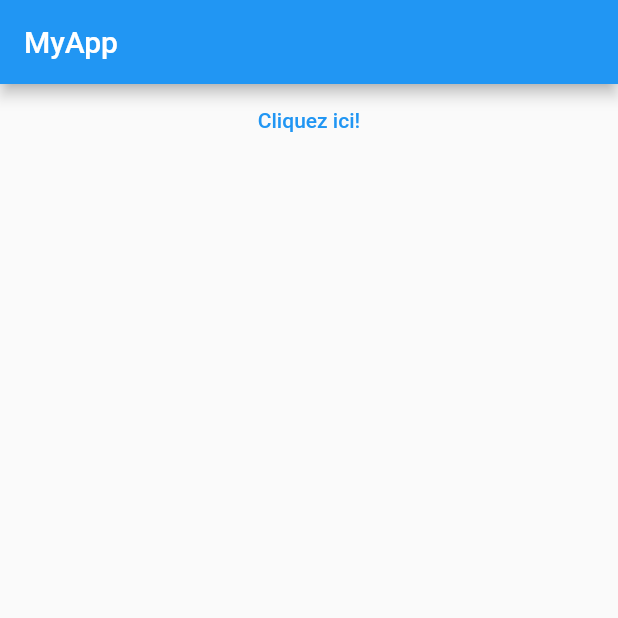
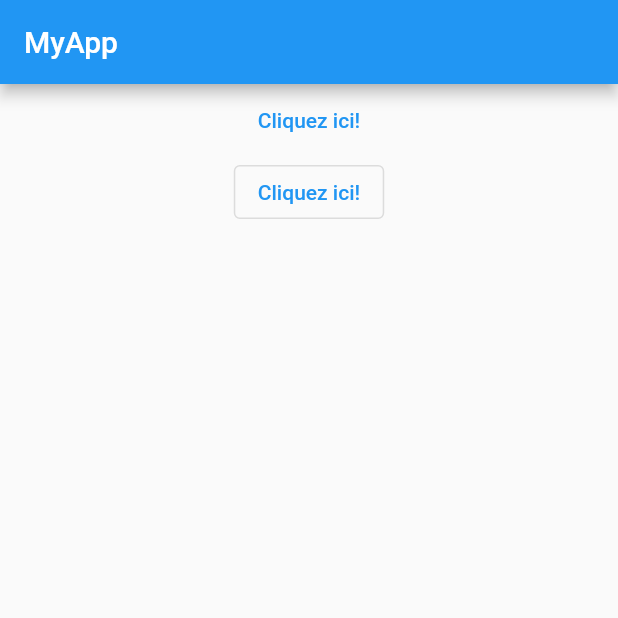
Before and after one commit to AdalbertPungu/flutter_application_demo, a Flutter app: the screen it shows after launch, on a phone screen of 412 x 824 dp, the top half of it. Run offline on Flutter 3.47's test engine with Material 2 defaults, Android fonts, the phone set to English and light mode, and no system bars.

Commit message:
widget OutlinedButton

```diff
--- a/lib/main.dart
+++ b/lib/main.dart
@@ -24,6 +24,11 @@ class HomePage extends StatelessWidget {
                 onPressed: () => print('clic'),
                 child: Text('Cliquez ici!'),
               ),
+              OutlinedButton(
+                //OutlinedButton
+                onPressed: () => print('clic'),
+                child: Text('Cliquez ici!'),
+              ),
             ],
           ),
         ),
```
